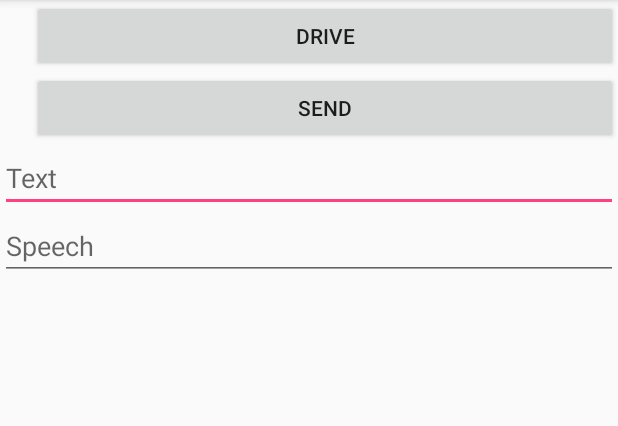
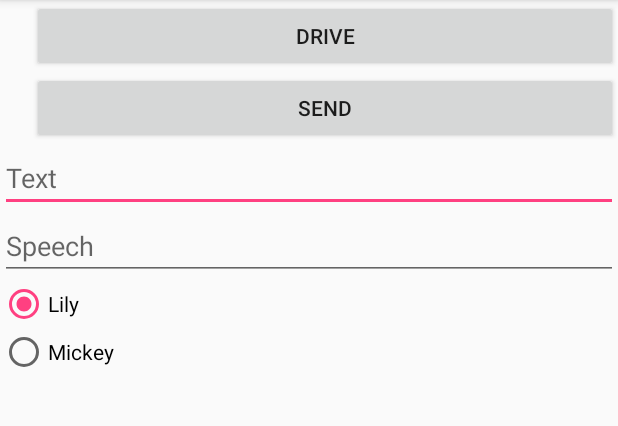
Before and after one commit to AGKhalil/Cellphone_Robot, an Android app: the screen it shows after launch (CentralHub), after a tap on "SEND", on a phone screen of 412 x 824 dp, the part 84-510 px from its top. Run offline under Robolectric (Android 15) with nearby library versions, the phone set to English and light mode, and no system bars.

Commit message:
Add radiobutton for selecting platform. Add functions and check the TODO in robotmanipulator.

```diff
--- a/app/src/main/java/com/example/khalil/myrobot/CentralHub.kt
+++ b/app/src/main/java/com/example/khalil/myrobot/CentralHub.kt
@@ -19,6 +19,7 @@ import android.support.v4.content.LocalBroadcastManager
 import android.support.v7.app.AppCompatActivity
 import android.util.Log
 import android.view.View
+import android.widget.RadioButton
 import android.widget.Toast
 import kotlinx.android.synthetic.main.activity_hub.*
 
@@ -30,6 +31,7 @@ class CentralHub : AppCompatActivity() {
     var rotation_direction = ""
     var socialmedia = ""
     var destination =""
+    var shape = ""
     /**
      * Start of Testing Methods *****************************************
      */
@@ -54,6 +56,12 @@ class CentralHub : AppCompatActivity() {
         Toast.makeText(this,msg,0).show()
         val i = Intent(this, NaturalLanguageProcessService::class.java)
         i.putExtra("msg", msg)
+        val selectid = radioRobot.checkedRadioButtonId
+        val radioButton = findViewById(selectid) as RadioButton
+        val platform = radioButton.text
+        i.putExtra("platform", platform)
+        i.putExtra("phonenumber","317914")
+        Log.d(TAG,"platform"+platform)
         startService(i)
     }
 
@@ -108,8 +116,6 @@ class CentralHub : AppCompatActivity() {
             action = intent.getStringExtra(Commands.NLP_ACTION)
             speech = intent.getStringExtra(Commands.NLP_SPEECH)
 
-
-            speech = intent.getStringExtra(Commands.NLP_SPEECH)
             Log.d("receiver", "Got intent: " + action)
             TEXT_Receive.setText(speech)
             when(action){
@@ -126,6 +132,11 @@ class CentralHub : AppCompatActivity() {
                 Commands.NLP_ACTION_TURNAROUND -> {
                     rotation_direction = intent.getStringExtra(Commands.NLP_TURNAROUND_ROTATION_DIRECTION)
                     startRobotManipulator(action, rotation_direction)
+                }
+
+                Commands.NLP_ACTION_WALK ->{
+                    shape = intent.getStringExtra(Commands.NLP_WALK_SHAPE)
+                    startRobotManipulator(action, shape)
                 }
             }
         }
--- a/app/src/main/java/com/example/khalil/myrobot/CommunicationOut.java
+++ b/app/src/main/java/com/example/khalil/myrobot/CommunicationOut.java
@@ -66,7 +66,7 @@ class CommunicationOut {
         }.execute(filePath);
     }
 
-    private void sendSMS(String phoneNumber, String message) {
+    void sendSMS(String phoneNumber) {
         SmsManager sms = SmsManager.getDefault();
         sms.sendTextMessage(phoneNumber, null, message, null, null);
     }
--- a/app/src/main/java/com/example/khalil/myrobot/SMSComIn.kt
+++ b/app/src/main/java/com/example/khalil/myrobot/SMSComIn.kt
@@ -52,6 +52,7 @@ class SMSComIn : BroadcastReceiver() {
                     // Here starts service NLP
                     val i = Intent(context, NaturalLanguageProcessService::class.java)
                     i.putExtra("msg",message)
+                    i.putExtra("phonenumber",phoneNumber)
                     context.startService(i)
 
 
--- a/app/src/main/res/layout/activity_hub.xml
+++ b/app/src/main/res/layout/activity_hub.xml
@@ -40,5 +40,24 @@
         android:inputType="textPersonName"
         android:hint="Speech" />
 
+    <RadioGroup
+        android:id="@+id/radioRobot"
+        android:layout_width="wrap_content"
+        android:layout_height="wrap_content" >
+
+        <RadioButton
+            android:id="@+id/radioLily"
+            android:layout_width="wrap_content"
+            android:layout_height="wrap_content"
+            android:text="Lily"
+            android:checked="true" />
+
+        <RadioButton
+            android:id="@+id/radioMickey"
+            android:layout_width="wrap_content"
+            android:layout_height="wrap_content"
+            android:text="Mickey" />
+
+    </RadioGroup>
 
 </LinearLayout>
```
Also changed, not shown: app/src/main/java/com/example/khalil/myrobot/Commands.java (+9 -0 lines), app/src/main/java/com/example/khalil/myrobot/NaturalLanguageProcessService.kt (+45 -16 lines), app/src/main/java/com/example/khalil/myrobot/RobotManipulator.java (+26 -0 lines), 14 other files.
